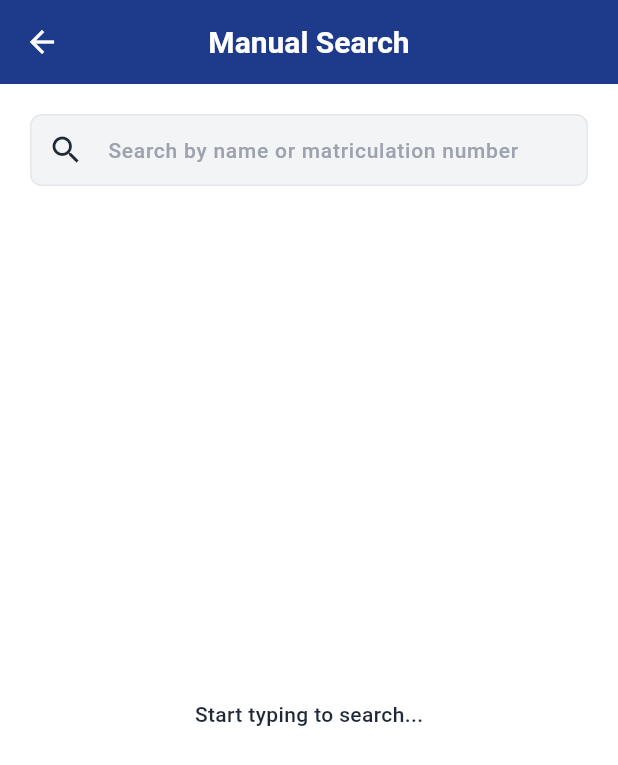
After one commit to geekyoswald/Android_, a Flutter app: the ManualSearchScreen screen opened directly, on a phone screen of 412 x 824 dp. The commit adds this screen. Shown: the top 765 px of the screen. Run offline on Flutter 3.47's test engine with Material 3 defaults, Android fonts, the phone set to English and light mode, and no system bars; our stand-ins replace file_picker, sqflite; accounts and stored records are empty.

Commit message:
feat: add manual search screen with live results

```diff
--- /dev/null
+++ b/ovgu_exam_attendance_app/lib/features/search/presentation/screens/manual_search_screen.dart
@@ -0,0 +1,147 @@
+import 'package:flutter/material.dart';
+
+import '../../../import/data/participant_repository.dart';
+import '../../../import/domain/participant.dart';
+import '../../../participants/presentation/screens/participant_list_screen.dart';
+import '../../../../core/theme/app_theme.dart';
+
+class ManualSearchScreen extends StatefulWidget {
+  const ManualSearchScreen({super.key});
+
+  @override
+  State<ManualSearchScreen> createState() => _ManualSearchScreenState();
+}
+
+class _ManualSearchScreenState extends State<ManualSearchScreen> {
+  final _repository = ParticipantRepository();
+  final _searchController = TextEditingController();
+  List<Participant> _results = [];
+  bool _hasSearched = false;
+
+  @override
+  void dispose() {
+    _searchController.dispose();
+    super.dispose();
+  }
+
+  void _search(String query) {
+    if (query.isEmpty) {
+      setState(() {
+        _results = [];
+        _hasSearched = false;
+      });
+      return;
+    }
+
+    _repository.searchParticipants(query).then((results) {
+      if (mounted) {
+        setState(() {
+          _results = results;
+          _hasSearched = true;
+        });
+      }
+    });
+  }
+
+  @override
+  Widget build(BuildContext context) {
+    return Scaffold(
+      appBar: AppBar(
+        title: const Text('Manual Search'),
+      ),
+      body: Padding(
+        padding: AppTheme.screenPadding,
+        child: Column(
+          children: [
+            TextField(
+              controller: _searchController,
+              onChanged: _search,
+              decoration: InputDecoration(
+                hintText: 'Search by name or matriculation number',
+                prefixIcon: const Icon(Icons.search),
+                suffixIcon: _searchController.text.isNotEmpty
+                    ? IconButton(
+                        icon: const Icon(Icons.clear),
+                        onPressed: () {
+                          _searchController.clear();
+                          _search('');
+                        },
+                      )
+                    : null,
+              ),
+            ),
+            AppTheme.verticalSpacingLarge,
+            Expanded(
+              child: _hasSearched
+                  ? _results.isEmpty
+                      ? Center(
+                          child: Column(
+                            mainAxisAlignment: MainAxisAlignment.center,
+                            children: [
+                              const Text('Student not in list.'),
+                              AppTheme.verticalSpacingMedium,
+                              ElevatedButton(
+                                onPressed: () => Navigator.pop(context),
+                                child: const Text('Back to Scanning'),
+                              ),
+                            ],
+                          ),
+                        )
+                      : ListView.builder(
+                          itemCount: _results.length,
+                          itemBuilder: (context, index) {
+                            final participant = _results[index];
+                            return _buildResultRow(participant);
+                          },
+                        )
+                  : const Center(
+                      child: Text('Start typing to search...'),
+                    ),
+            ),
+          ],
+        ),
+      ),
+    );
+  }
+
+  Widget _buildResultRow(Participant participant) {
+    return GestureDetector(
+      onTap: () => Navigator.pop(context, participant),
+      child: Padding(
+        padding: const EdgeInsets.symmetric(vertical: 8),
+        child: Container(
+          decoration: BoxDecoration(
+            color: const Color(0xFFF9FAFB),
+            borderRadius: BorderRadius.circular(8),
+            border: Border.all(color: const Color(0xFFE5E7EB)),
+          ),
+          child: Padding(
+            padding: const EdgeInsets.all(12),
+            child: Row(
+              mainAxisAlignment: MainAxisAlignment.spaceBetween,
+              children: [
+                Expanded(
+                  child: Column(
+                    crossAxisAlignment: CrossAxisAlignment.start,
+                    children: [
+                      Text(
+                        participant.fullName,
+                        style: Theme.of(context).textTheme.bodyLarge,
+                      ),
+                      const SizedBox(height: 4),
+                      Text(
+                        participant.matriculationNumber,
+                        style: Theme.of(context).textTheme.bodySmall,
+                      ),
+                    ],
+                  ),
+                ),
+                AppTheme.statusChip(status: participant.status),
+              ],
+            ),
+          ),
+        ),
+      ),
+    );
+  }
+}
```
Also changed, not shown: ovgu_exam_attendance_app/lib/features/import/presentation/screens/import_screen.dart (+8 -0 lines).
